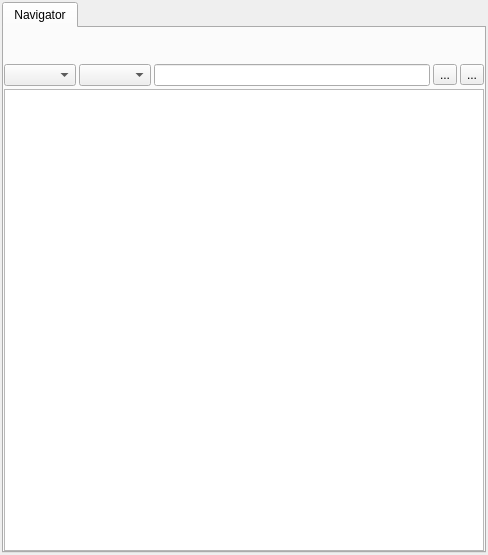
Before: the Qt Designer form maya/ui/main.ui in lonegather/Samkit, drawn with Qt 5.
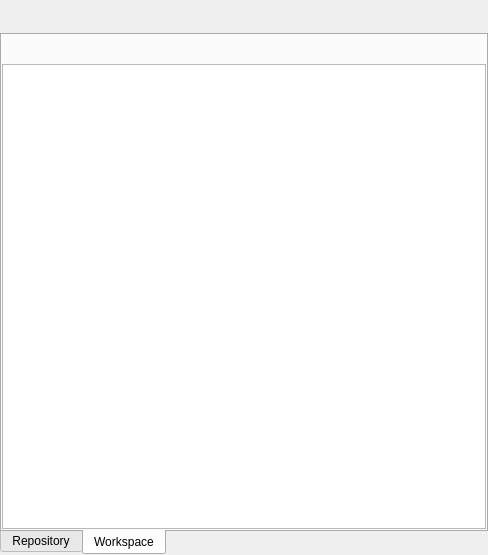
After: the same form once the commit is applied. The open tabs and pages were chosen to show the change.

Patch:
```diff
--- a/maya/ui/main.ui
+++ b/maya/ui/main.ui
@@ -13,30 +13,58 @@
   <property name="windowTitle">
    <string>Form</string>
   </property>
-  <layout class="QVBoxLayout" name="verticalLayout">
+  <layout class="QVBoxLayout" name="verticalLayout_3">
    <property name="spacing">
-    <number>2</number>
+    <number>3</number>
    </property>
    <property name="leftMargin">
-    <number>2</number>
+    <number>0</number>
    </property>
    <property name="topMargin">
-    <number>2</number>
+    <number>0</number>
    </property>
    <property name="rightMargin">
-    <number>2</number>
+    <number>0</number>
    </property>
    <property name="bottomMargin">
-    <number>2</number>
+    <number>0</number>
    </property>
+   <item>
+    <widget class="QLabel" name="lbl_project">
+     <property name="sizePolicy">
+      <sizepolicy hsizetype="Preferred" vsizetype="Preferred">
+       <horstretch>0</horstretch>
+       <verstretch>0</verstretch>
+      </sizepolicy>
+     </property>
+     <property name="minimumSize">
+      <size>
+       <width>0</width>
+       <height>30</height>
+      </size>
+     </property>
+     <property name="text">
+      <string/>
+     </property>
+     <property name="alignment">
+      <set>Qt::AlignCenter</set>
+     </property>
+    </widget>
+   </item>
    <item>
     <widget class="QTabWidget" name="tw_main">
+     <property name="tabPosition">
+      <enum>QTabWidget::South</enum>
+     </property>
      <property name="currentIndex">
       <number>0</number>
      </property>
+     <property name="tabBarAutoHide">
+      <bool>true</bool>
+     </property>
      <widget class="QWidget" name="tab_asset">
       <attribute name="title">
-       <string>Navigator</string>
+       <string>Repository</string>
       </attribute>
       <layout class="QVBoxLayout" name="verticalLayout_2">
        <property name="spacing">
@@ -54,28 +82,6 @@
        <property name="bottomMargin">
         <number>0</number>
        </property>
-       <item>
-        <widget class="QLabel" name="lbl_project">
-         <property name="sizePolicy">
-          <sizepolicy hsizetype="Preferred" vsizetype="Preferred">
-           <horstretch>0</horstretch>
-           <verstretch>0</verstretch>
-          </sizepolicy>
-         </property>
-         <property name="minimumSize">
-          <size>
-           <width>0</width>
-           <height>30</height>
-          </size>
-         </property>
-         <property name="text">
-          <string/>
-         </property>
-         <property name="alignment">
-          <set>Qt::AlignCenter</set>
-         </property>
-        </widget>
-       </item>
        <item>
         <layout class="QHBoxLayout" name="horizontalLayout_2">
          <item>
@@ -90,14 +96,20 @@
          <item>
           <widget class="QToolButton" name="tb_refresh">
            <property name="text">
-            <string>...</string>
+            <string/>
+           </property>
+           <property name="autoRaise">
+            <bool>true</bool>
            </property>
           </widget>
          </item>
          <item>
           <widget class="QToolButton" name="tb_connect">
            <property name="text">
-            <string>...</string>
+            <string/>
+           </property>
+           <property name="autoRaise">
+            <bool>true</bool>
            </property>
           </widget>
          </item>
@@ -105,6 +117,110 @@
        </item>
        <item>
         <widget class="QListView" name="lv_asset"/>
+       </item>
+       <item>
+        <widget class="QTreeWidget" name="tw_asset">
+         <attribute name="headerVisible">
+          <bool>false</bool>
+         </attribute>
+         <column>
+          <property name="text">
+           <string notr="true">1</string>
+          </property>
+         </column>
+        </widget>
+       </item>
+      </layout>
+     </widget>
+     <widget class="QWidget" name="tab">
+      <attribute name="title">
+       <string>Workspace</string>
+      </attribute>
+      <layout class="QVBoxLayout" name="verticalLayout">
+       <property name="spacing">
+        <number>3</number>
+       </property>
+       <property name="leftMargin">
+        <number>0</number>
+       </property>
+       <property name="topMargin">
+        <number>3</number>
+       </property>
+       <property name="rightMargin">
+        <number>0</number>
+       </property>
+       <property name="bottomMargin">
+        <number>0</number>
+       </property>
+       <item>
+        <layout class="QHBoxLayout" name="horizontalLayout">
+         <item>
+          <widget class="QToolButton" name="tb_open">
+           <property name="text">
+            <string/>
+           </property>
+           <property name="autoRaise">
+            <bool>true</bool>
+           </property>
+          </widget>
+         </item>
+         <item>
+          <widget class="QToolButton" name="tb_checkin">
+           <property name="text">
+            <string/>
+           </property>
+           <property name="autoRaise">
+            <bool>true</bool>
+           </property>
+          </widget>
+         </item>
+         <item>
+          <widget class="QToolButton" name="tb_merge">
+           <property name="text">
+            <string/>
+           </property>
+           <property name="autoRaise">
+            <bool>true</bool>
+           </property>
+          </widget>
+         </item>
+         <item>
+          <widget class="QToolButton" name="tb_revert">
+           <property name="text">
+            <string/>
+           </property>
+           <property name="autoRaise">
+            <bool>true</bool>
+           </property>
+          </widget>
+         </item>
+         <item>
+          <widget class="QToolButton" name="tb_renew">
+           <property name="text">
+            <string/>
+           </property>
+           <property name="autoRaise">
+            <bool>true</bool>
+           </property>
+          </widget>
+         </item>
+         <item>
+          <spacer name="horizontalSpacer">
+           <property name="orientation">
+            <enum>Qt::Horizontal</enum>
+           </property>
+           <property name="sizeHint" stdset="0">
+            <size>
+             <width>40</width>
+             <height>20</height>
+            </size>
+           </property>
+          </spacer>
+         </item>
+        </layout>
+       </item>
+       <item>
+        <widget class="QListWidget" name="lw_task"/>
        </item>
       </layout>
      </widget>
```
Left out of the diff: 20 changed lines with no effect on the pictures.
